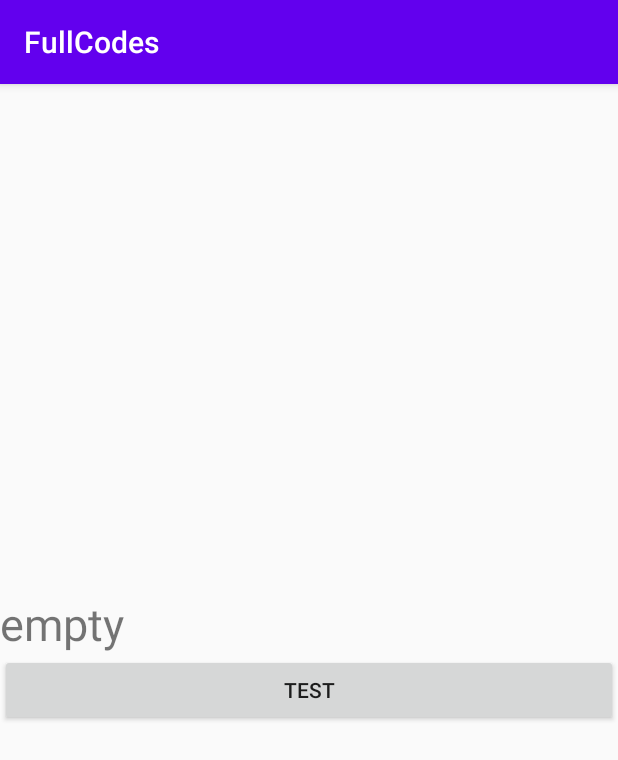
After one commit to MahdiAsoudeh/AndroidFullCodes, an Android app: the EventBusActivity screen opened directly, with no data from a screen before it, on a phone screen of 412 x 824 dp. The commit adds this screen. Shown: the top 760 px of the screen. Run offline under Robolectric (Android 15) with nearby library versions, the phone set to English and light mode, and no system bars; our stand-ins replace EventBus.

Commit message:
added event bus example

```diff
--- a/app/build.gradle
+++ b/app/build.gradle
@@ -39,4 +39,8 @@ dependencies {
     androidTestImplementation 'androidx.test.ext:junit:1.1.1'
     androidTestImplementation 'androidx.test.espresso:espresso-core:3.2.0'
     implementation 'androidx.recyclerview:recyclerview:1.1.0'
+    // event bus
+    implementation 'org.greenrobot:eventbus:3.1.1'
+
+
 }
--- a/app/src/main/AndroidManifest.xml
+++ b/app/src/main/AndroidManifest.xml
@@ -24,6 +24,8 @@
 
         <activity android:name=".recyclerviewExample.RecyclerViewActivity" />
         <activity android:name=".asyncTaskExample.AsyncTaskActivity" />
+        <activity android:name=".eventBusExample.EventBusActivity" />
+        <service android:name=".eventBusExample.MyService" />
 
         <!--alarm manager-->
         <activity android:name=".alarmManagerExample.AlarmManagerActivity" />
--- /dev/null
+++ b/app/src/main/java/com/mahdi20/fullcodes/eventBusExample/EventBusActivity.java
@@ -0,0 +1,80 @@
+package com.mahdi20.fullcodes.eventBusExample;
+
+
+import android.content.Intent;
+import android.os.Bundle;
+import android.widget.TextView;
+
+import androidx.appcompat.app.AppCompatActivity;
+
+import com.mahdi20.fullcodes.R;
+
+import org.greenrobot.eventbus.EventBus;
+import org.greenrobot.eventbus.Subscribe;
+import org.greenrobot.eventbus.ThreadMode;
+
+
+public class EventBusActivity extends AppCompatActivity {
+
+    private TextView textView;
+
+    @Override
+    protected void onCreate(Bundle savedInstanceState) {
+        super.onCreate(savedInstanceState);
+        setContentView(R.layout.activity_event_bus);
+
+        textView = findViewById(R.id.textView);
+
+
+        // this is send msg to bus
+        findViewById(R.id.btn).setOnClickListener(v -> {
+
+//            EventBus.getDefault().post(new EventModel("hiiiii from event bus"));
+
+            Intent serviceIntent = new Intent(EventBusActivity.this, MyService.class);
+            startService(serviceIntent);
+
+
+
+        });
+
+
+    }
+
+    // this is receive msg from bus
+//    @Subscribe
+//    @Subscribe(threadMode = ThreadMode.POSTING)
+//    @Subscribe(threadMode = ThreadMode.MAIN)
+//    @Subscribe(threadMode = ThreadMode.BACKGROUND)
+//    @Subscribe(threadMode = ThreadMode.ASYNC)
+//    @Subscribe(priority = 1)
+//    public void getMessage(EventModel eventModel) {
+//        textView.setText("" + eventModel.getMessage());
+//        Toast.makeText(this, "str: " + eventModel.getMessage(), Toast.LENGTH_SHORT).show();
+
+//        EventBus.getDefault().cancelEventDelivery(event);
+
+//    }
+
+    @Subscribe(threadMode = ThreadMode.MAIN)
+    public void messageEventFromService(EventModel event) {
+        textView.setText(event.getMessage());
+    }
+
+
+    @Override
+    protected void onStart() {
+        super.onStart();
+        // this is register on bus
+        EventBus.getDefault().register(this);
+    }
+
+    @Override
+    protected void onStop() {
+        super.onStop();
+        // this is unregister from bus
+        EventBus.getDefault().unregister(this);
+    }
+
+
+}
--- /dev/null
+++ b/app/src/main/res/layout/activity_event_bus.xml
@@ -0,0 +1,22 @@
+<LinearLayout xmlns:android="http://schemas.android.com/apk/res/android"
+    android:layout_width="match_parent"
+    android:layout_height="match_parent"
+    android:gravity="center"
+    android:orientation="vertical">
+
+    <TextView
+        android:id="@+id/textView"
+        android:layout_width="match_parent"
+        android:layout_height="wrap_content"
+        android:text="empty"
+        android:textSize="30sp" />
+
+
+    <Button
+        android:id="@+id/btn"
+        android:layout_width="match_parent"
+        android:layout_height="wrap_content"
+        android:text="test" />
+
+
+</LinearLayout>
```
Also changed, not shown: app/src/main/java/com/mahdi20/fullcodes/MainActivity.java (+7 -0 lines), app/src/main/java/com/mahdi20/fullcodes/eventBusExample/EventModel.java (added, +18 -0 lines), app/src/main/java/com/mahdi20/fullcodes/eventBusExample/MyService.java (added, +20 -0 lines), app/src/main/res/layout/activity_main.xml (+9 -0 lines).
